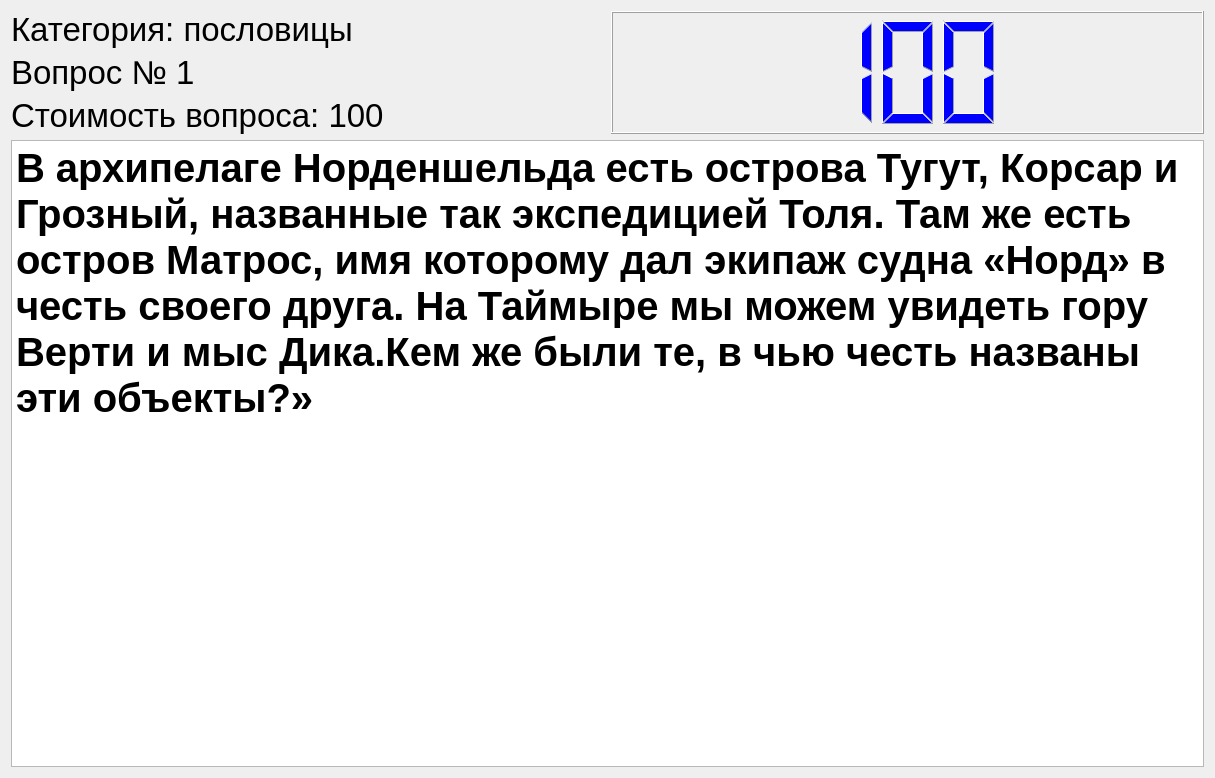
notiel/brainring, file Question.ui: the form before one commit.
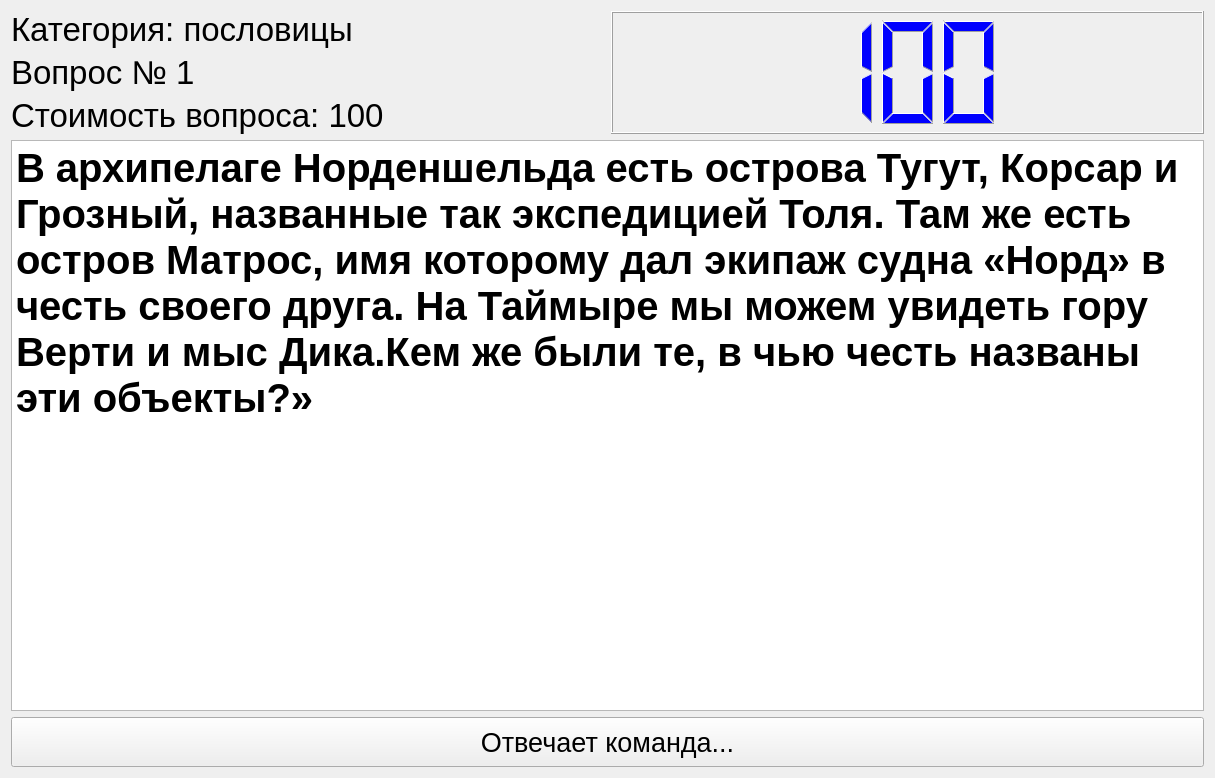
The form after the commit.

The edit to the form file:
```diff
--- a/Question.ui
+++ b/Question.ui
@@ -74,6 +74,24 @@
      </property>
     </widget>
    </item>
+   <item row="4" column="0" colspan="2">
+    <widget class="QPushButton" name="BtnAnswer">
+     <property name="minimumSize">
+      <size>
+       <width>0</width>
+       <height>50</height>
+      </size>
+     </property>
+     <property name="font">
+      <font>
+       <pointsize>20</pointsize>
+      </font>
+     </property>
+     <property name="text">
+      <string>Отвечает команда...</string>
+     </property>
+    </widget>
+   </item>
   </layout>
  </widget>
  <resources/>
```
Left out of the diff: 3 changed lines with no effect on the pictures.
